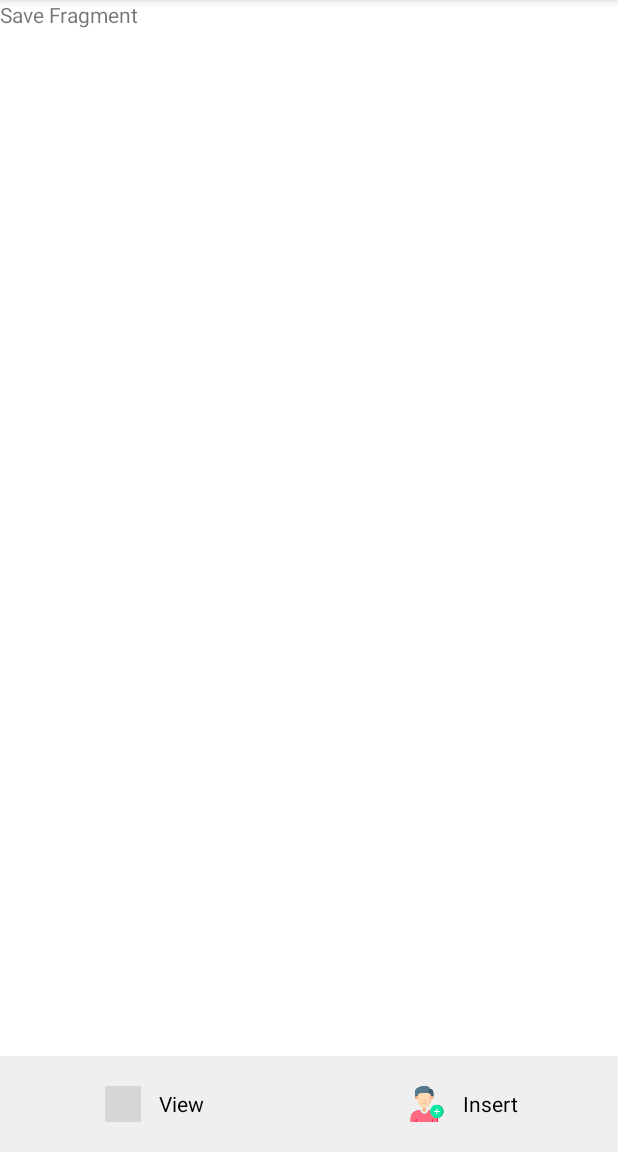
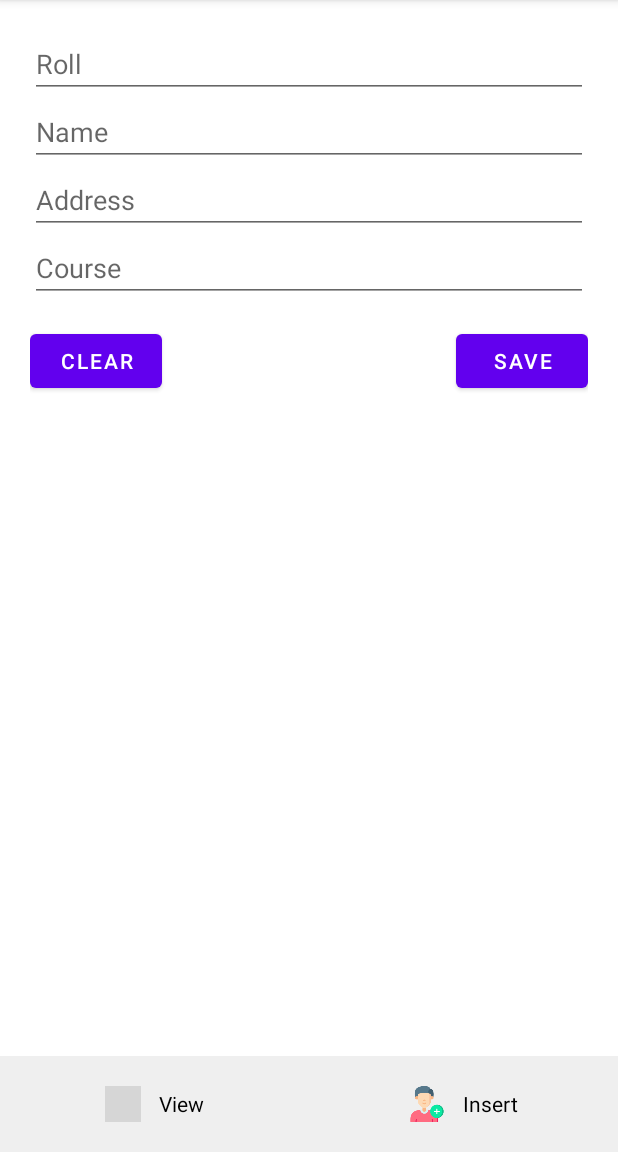
Before and after one commit to u-barnwal/AndroidLessons, an Android app: the fragment SaveStudentFragment placed in its activity, on a phone screen of 412 x 824 dp, the part 84-1236 px from its top. Run offline under Robolectric (Android 15) with nearby library versions, the phone set to English and light mode, and no system bars; grey boxes are pictures that could not be loaded.

Commit message:
design fragments:

```diff
--- a/app/src/main/res/layout/fragment_save_student.xml
+++ b/app/src/main/res/layout/fragment_save_student.xml
@@ -1,13 +1,63 @@
 <?xml version="1.0" encoding="utf-8"?>
-<RelativeLayout xmlns:android="http://schemas.android.com/apk/res/android"
+<LinearLayout xmlns:android="http://schemas.android.com/apk/res/android"
   xmlns:tools="http://schemas.android.com/tools"
   android:layout_width="match_parent"
   android:layout_height="match_parent"
+  android:orientation="vertical"
+  android:padding="20dp"
   tools:context=".fragments.SaveStudentFragment">
 
-  <TextView
+  <EditText
+    android:id="@+id/etRoll"
     android:layout_width="match_parent"
-    android:layout_height="match_parent"
-    android:text="Save Fragment" />
+    android:layout_height="wrap_content"
+    android:hint="Roll"
+    android:inputType="number" />
 
-</RelativeLayout>
+  <EditText
+    android:id="@+id/etName"
+    android:layout_width="match_parent"
+    android:layout_height="wrap_content"
+    android:hint="Name"
+    android:inputType="textCapWords" />
+
+  <EditText
+    android:id="@+id/etAddress"
+    android:layout_width="match_parent"
+    android:layout_height="wrap_content"
+    android:hint="Address"
+    android:inputType="textMultiLine" />
+
+  <EditText
+    android:id="@+id/etCourse"
+    android:layout_width="match_parent"
+    android:layout_height="wrap_content"
+    android:hint="Course"
+    android:inputType="textCapWords" />
+
+  <LinearLayout
+    android:layout_width="match_parent"
+    android:layout_height="wrap_content"
+    android:layout_marginTop="15dp"
+    android:orientation="horizontal">
+
+    <Button
+      android:id="@+id/bClear"
+      android:layout_width="wrap_content"
+      android:layout_height="wrap_content"
+      android:text="Clear" />
+
+    <View
+      android:id="@+id/bSave"
+      android:layout_width="0dp"
+      android:layout_height="0dp"
+      android:layout_weight="1" />
+
+    <Button
+      android:layout_width="wrap_content"
+      android:layout_height="wrap_content"
+      android:text="Save" />
+
+  </LinearLayout>
+
+</LinearLayout>
--- a/app/src/main/res/layout/fragment_view_student.xml
+++ b/app/src/main/res/layout/fragment_view_student.xml
@@ -1,13 +1,7 @@
 <?xml version="1.0" encoding="utf-8"?>
-<RelativeLayout xmlns:android="http://schemas.android.com/apk/res/android"
+<ListView xmlns:android="http://schemas.android.com/apk/res/android"
   xmlns:tools="http://schemas.android.com/tools"
+  android:id="@+id/lvMain"
   android:layout_width="match_parent"
   android:layout_height="match_parent"
-  tools:context=".fragments.ViewStudentFragment">
-
-  <TextView
-    android:layout_width="match_parent"
-    android:layout_height="match_parent"
-    android:text="View Fragment" />
-
-</RelativeLayout>
+  tools:context=".fragments.ViewStudentFragment" />
```
